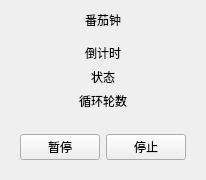
Before: the Qt Designer form timerwindow.ui in Chick9N/TomatoTimer, drawn with Qt 5.
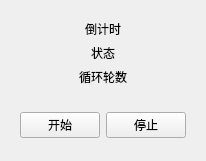
After: the same form once the commit is applied.

The edit to the form file:
```diff
--- a/timerwindow.ui
+++ b/timerwindow.ui
@@ -6,7 +6,7 @@
    <rect>
     <x>0</x>
     <y>0</y>
-    <width>192</width>
+    <width>202</width>
     <height>161</height>
    </rect>
   </property>
@@ -14,25 +14,6 @@
    <string>Form</string>
   </property>
   <layout class="QVBoxLayout" name="verticalLayout">
-   <item>
-    <widget class="QLabel" name="titleLabel">
-     <property name="sizePolicy">
-      <sizepolicy hsizetype="Preferred" vsizetype="Minimum">
-       <horstretch>0</horstretch>
-       <verstretch>0</verstretch>
-      </sizepolicy>
-     </property>
-     <property name="text">
-      <string>番茄钟</string>
-     </property>
-     <property name="textFormat">
-      <enum>Qt::TextFormat::AutoText</enum>
-     </property>
-     <property name="alignment">
-      <set>Qt::AlignmentFlag::AlignHCenter|Qt::AlignmentFlag::AlignTop</set>
-     </property>
-    </widget>
-   </item>
    <item>
     <widget class="QWidget" name="statusContainer" native="true">
      <property name="sizePolicy">
@@ -87,7 +68,7 @@
       <item>
        <widget class="QPushButton" name="pauseBtn">
         <property name="text">
-         <string>暂停</string>
+         <string>开始</string>
         </property>
        </widget>
       </item>
```
Left out of the diff: 12 changed lines with no effect on the pictures.
